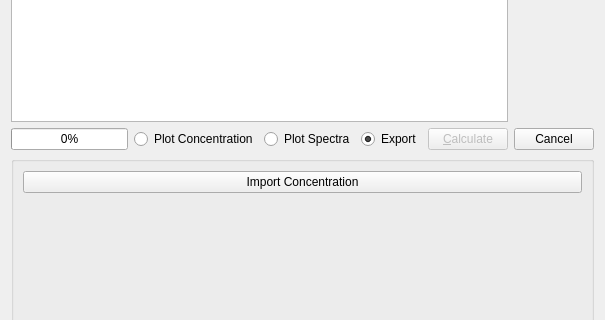
knipe1/oes-spa, file ui/batch_dialog.ui: the form before one commit; both pictures show x 0 to 605 and y 298 to 618 of the 605 by 850 pixel window.
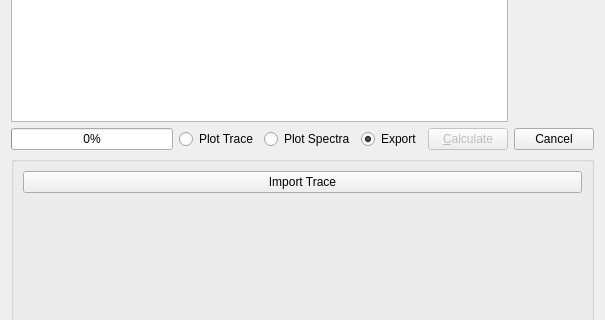
The form after the commit. Icons and pictures are not drawn. Custom widgets are drawn as their Qt base class.

Commit message: Rename concentration--> trace. #45

The edit to the form file:
```diff
--- a/ui/batch_dialog.ui
+++ b/ui/batch_dialog.ui
@@ -57,7 +57,7 @@
      <item>
       <widget class="QRadioButton" name="radConcentration">
        <property name="text">
-        <string>Plot Concentration</string>
+        <string>Plot Trace</string>
        </property>
        <attribute name="buttonGroup">
         <string notr="true">RadProcess</string>
@@ -130,7 +130,7 @@
       <item>
        <widget class="QPushButton" name="btnImport">
         <property name="text">
-         <string>Import Concentration</string>
+         <string>Import Trace</string>
         </property>
        </widget>
       </item>
```
Left out of the diff: 8 changed lines with no effect on the pictures. The commit also changes 3 other files.
